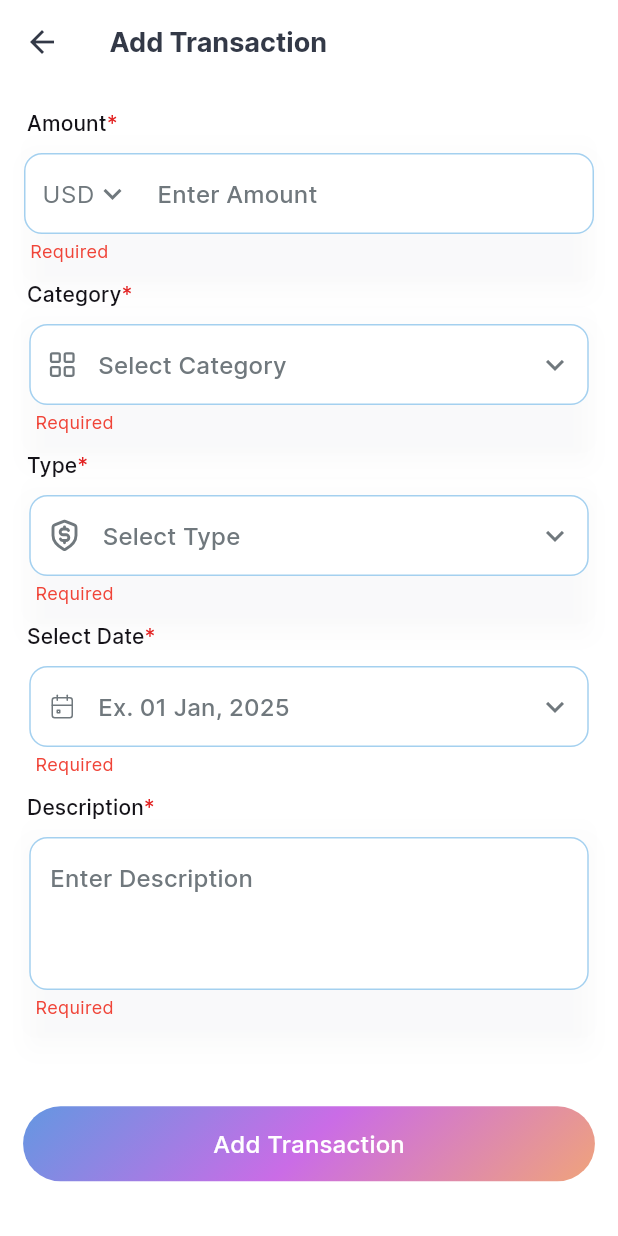
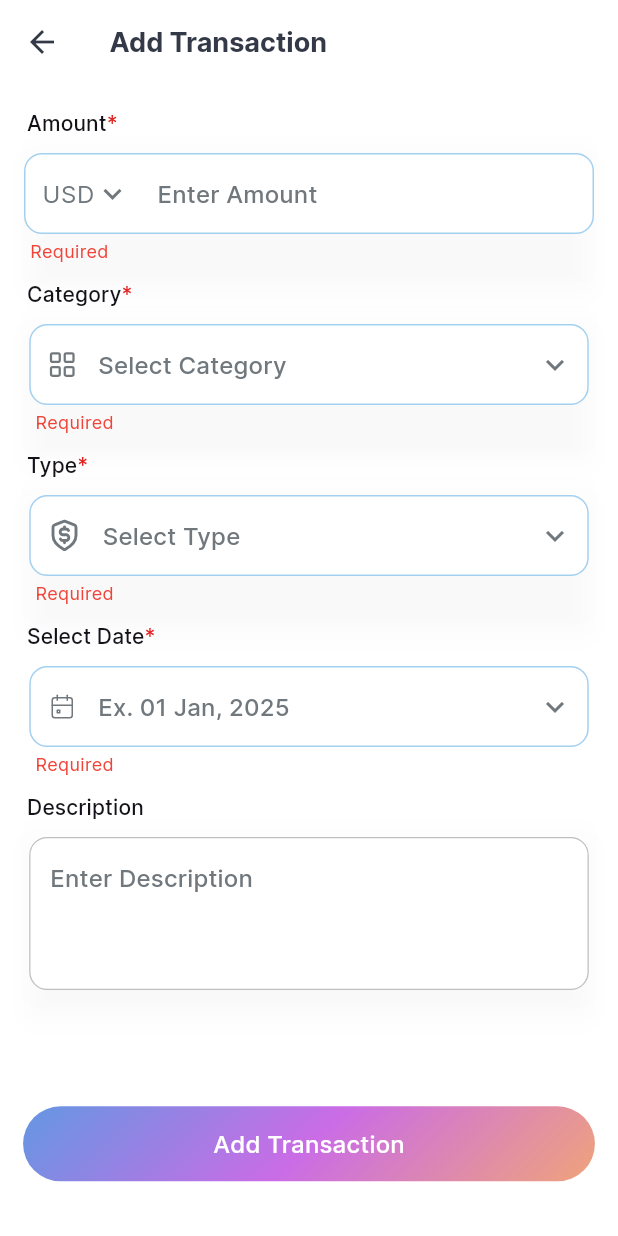
Before and after one commit to atharsajid/Expense-Tracker, a Flutter app: the AddTransactionView screen opened by its route, after a tap on "Add Transaction", on a phone screen of 412 x 824 dp. Run offline on Flutter 3.47's test engine with Material 3 defaults, Android fonts, the phone set to English and light mode, and no system bars; our stand-ins replace cached_network_image, flutter_svg, fluttertoast, get, hive_flutter; accounts and stored records are empty.

Commit message:
Change transaction description field to optional.

```diff
--- a/lib/presentation/add_transaction/view/add_transaction_view.dart
+++ b/lib/presentation/add_transaction/view/add_transaction_view.dart
@@ -180,13 +180,9 @@ class AddTransactionView extends StatelessWidget {
               controller: controller.descriptionController,
               upperLabel: "Description".tr,
               hintValue: "Enter Description".tr,
-              asterisk: "\u{002A}",
               maxLength: 250,
               minLines: 3,
               maxLines: 3,
-              validator: (value) => Validators.required(
-                value,
-              ),
               textCapitalization: TextCapitalization.none,
               type: TextInputType.text,
               showStaticBottomShadow: true,
```
Also changed, not shown: lib/widgets/custom_transaction_tile_widget.dart (+6 -1 lines).
